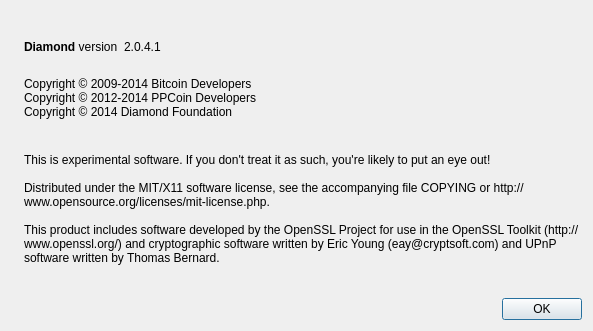
Above: src/qt/forms/aboutdialog.ui from shadowrider26/Diamond before the change. Below: the same form after it.
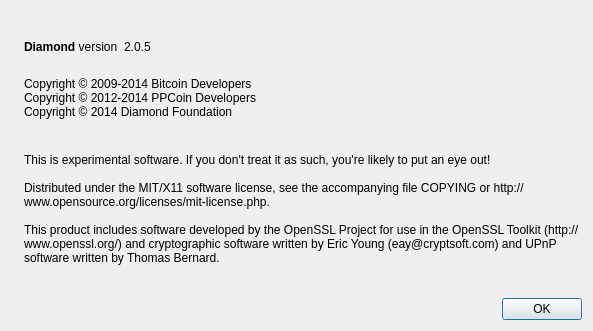
That is the form after the change. Icons and pictures are not drawn.

```diff
--- a/src/qt/forms/aboutdialog.ui
+++ b/src/qt/forms/aboutdialog.ui
@@ -63,7 +63,7 @@
           <cursorShape>IBeamCursor</cursorShape>
          </property>
          <property name="text">
-          <string notr="true">2.0.4.1</string>
+          <string notr="true">2.0.5</string>
          </property>
          <property name="textInteractionFlags">
           <set>Qt::LinksAccessibleByMouse|Qt::TextSelectableByKeyboard|Qt::TextSelectableByMouse</set>
```
